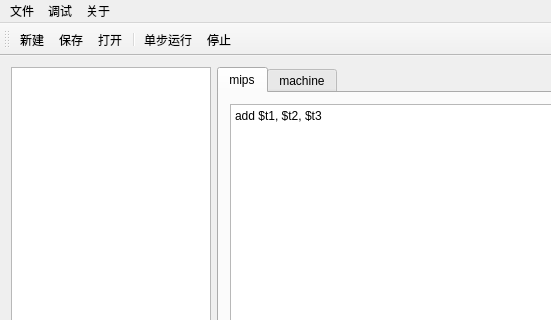
First picture: the form in mainwindow.ui, repository Gnnng/sim, before the edit; both pictures show x 0 to 551 and y 0 to 320 of the 800 by 600 pixel window.
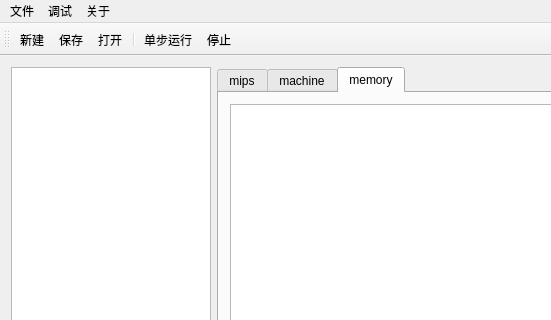
Second picture: the form after the edit. Icons and pictures are not drawn.

Commit message: Add new tab memory

Diff of the .ui file:
```diff
--- a/mainwindow.ui
+++ b/mainwindow.ui
@@ -53,7 +53,7 @@
         <item>
          <widget class="QTabWidget" name="tabWidget">
           <property name="currentIndex">
-           <number>0</number>
+           <number>2</number>
           </property>
           <property name="tabsClosable">
            <bool>false</bool>
@@ -91,6 +91,16 @@
             </item>
            </layout>
           </widget>
+          <widget class="QWidget" name="memory">
+           <attribute name="title">
+            <string>memory</string>
+           </attribute>
+           <layout class="QVBoxLayout" name="verticalLayout_5">
+            <item>
+             <widget class="QPlainTextEdit" name="plainTextEditMemory"/>
+            </item>
+           </layout>
+          </widget>
          </widget>
         </item>
         <item>
```
Left out of the diff: 8 changed lines with no effect on the pictures. The commit also changes 1 other file.
